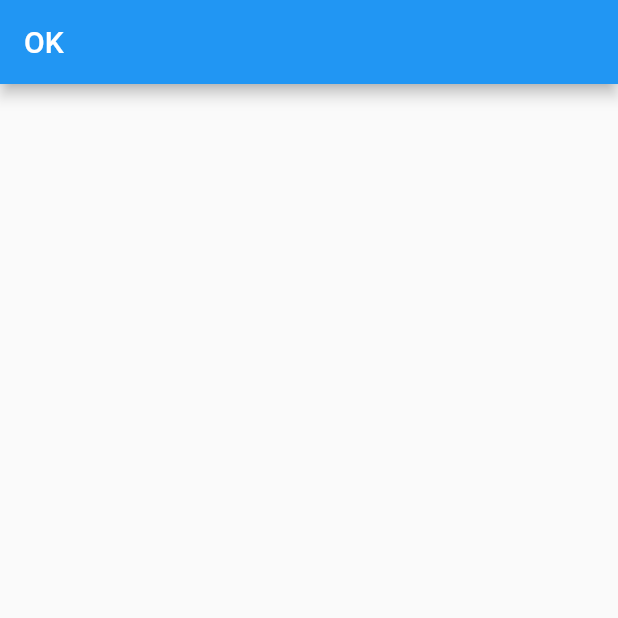
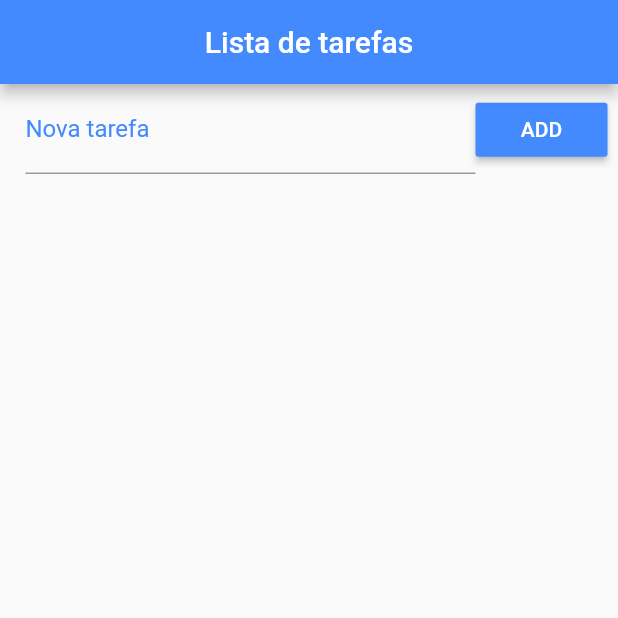
Before and after one commit to brunopfsilva/todo_list, a Flutter app: the screen it shows after launch, on a phone screen of 412 x 824 dp, the top half of it. Run offline on Flutter 3.47's test engine with Material 2 defaults, Android fonts, the phone set to English and light mode, and no system bars.

Commit message:
implementando listiview

```diff
--- a/lib/layout.dart
+++ b/lib/layout.dart
@@ -7,9 +7,15 @@ class Layout {
 
 
     return Scaffold(
+
       appBar: AppBar(
-        backgroundColor: Color.fromRGBO(255, 250, 250,1),
+        //backgroundColor: Color.fromRGBO(255, 250, 250,1),
+        backgroundColor: Colors.blueAccent,
+        title: Text("Lista de tarefas"),
+        centerTitle: true,
+
       ),
+      body: content,
     );
   }
 
--- a/lib/main.dart
+++ b/lib/main.dart
@@ -1,6 +1,9 @@
 import 'dart:async';
 import 'dart:convert';
 import 'dart:io';
+
+//layout
+import 'layout.dart';
 
 import 'package:flutter/material.dart';
 
@@ -22,16 +25,47 @@ class _HomeState extends State<Home> {
 
   @override
   Widget build(BuildContext context) {
-    return Scaffold(
-      appBar: AppBar(
-        title: Text("OK"),
-      ),
-      body: new Center(
-        child: new Column(
-          crossAxisAlignment: CrossAxisAlignment.stretch,
-        ),
+    final content = Center(
+      child: Column(
+        crossAxisAlignment: CrossAxisAlignment.stretch,
+        children: <Widget>[
+          //container para da espaçamento no app
+          Container(
+            padding: EdgeInsets.fromLTRB(17.0, 1.0, 7.0, 1.0),
+            child: Row(
+              children: <Widget>[
+                //Expanded oculpa o maximo de espaço possivel na largura
+                Expanded(
+                  child: TextField(
+                    decoration: InputDecoration(
+                      labelText: "Nova tarefa",
+                      labelStyle: TextStyle(color: Colors.blueAccent),
+                    ),
+                  ),
+                ),
+                RaisedButton(
+                  color: Colors.blueAccent,
+                  child: Text("ADD"),
+                  textColor: Colors.white,
+                  onPressed: () {},
+                )
+              ],
+            ),
+          ),
+          Expanded(
+            child: ListView.builder(
+                padding: EdgeInsets.only(top: 10.0),
+                itemCount: _listTodo.length,
+                itemBuilder: (context, index) {
+
+                }),
+          )
+        ],
       ),
     );
+
+    //layout base separado
+    return Layout.getContent(context, content);
   }
 
   //retorna um dado futuro
```
